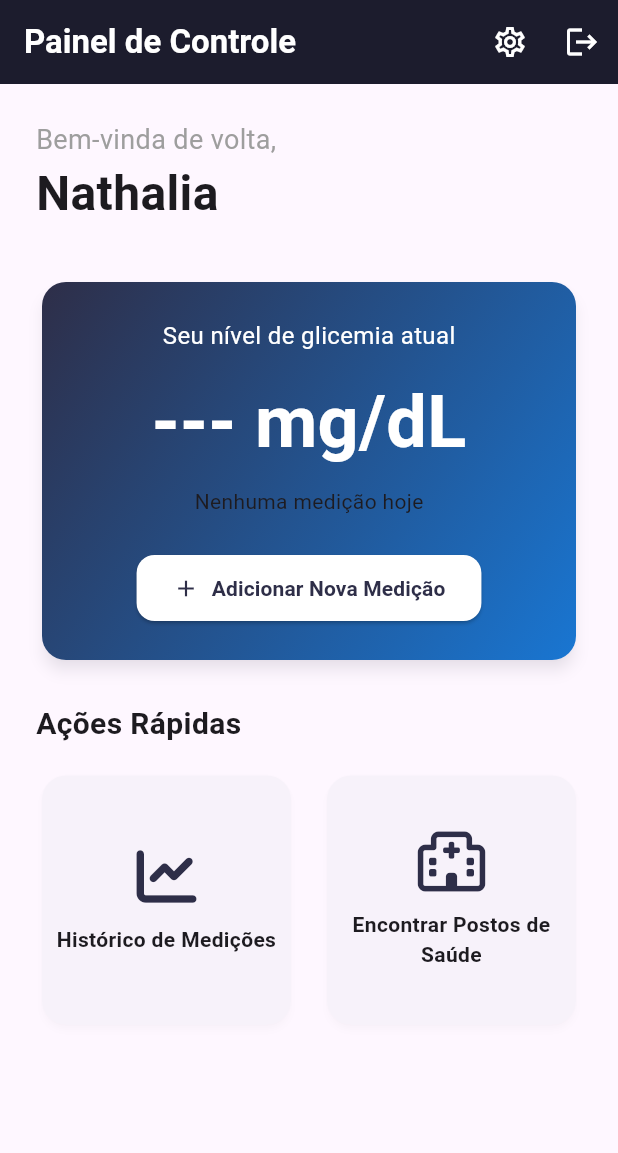
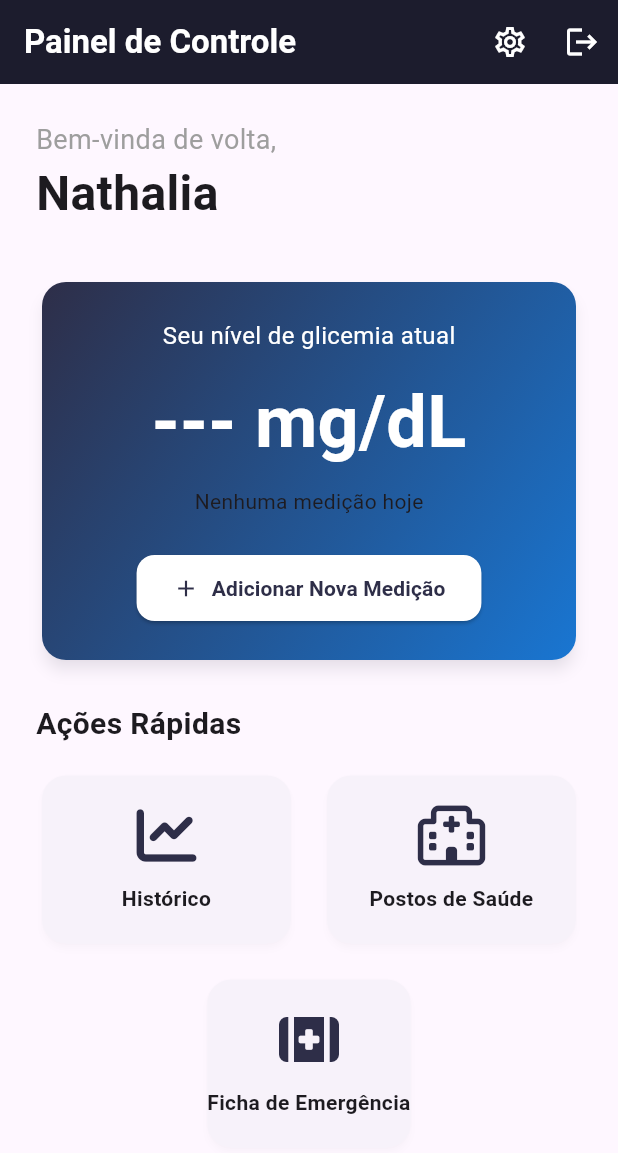
Before and after one commit to TRKL444/CardioRoad, a Flutter app: the HomeScreen screen opened directly, on a phone screen of 412 x 824 dp. Shown: the top 1153 px of the screen. Run offline on Flutter 3.47's test engine with Material 3 defaults, Android fonts, the phone set to English and light mode, and no system bars; our stand-ins replace fl_chart, font_awesome_flutter, geolocator, mask_text_input_formatter; missing offline and left inert: cpf_cnpj_validator; Roboto replaces fonts that are missing (Poppins).

Commit message:
Feat: Add telas de fichas medicas para o cliente

```diff
--- a/lib/page/telaPrincipal.dart
+++ b/lib/page/telaPrincipal.dart
@@ -4,7 +4,8 @@ import 'package:cardioroad/page/pageLogin.dart';
 
 // Importamos as telas necessárias
 import 'package:cardioroad/features/history/history_screen.dart';
-import 'package:cardioroad/features/settings/settings_screen.dart'; // IMPORTAÇÃO DA NOVA TELA
+import 'package:cardioroad/features/settings/settings_screen.dart';
+import 'package:cardioroad/features/emergency/emergency_screen.dart'; // IMPORTAÇÃO DA NOVA TELA
 import 'package:font_awesome_flutter/font_awesome_flutter.dart';
 import 'package:geolocator/geolocator.dart';
 import 'package:url_launcher/url_launcher.dart';
@@ -123,7 +124,6 @@ class _HomeScreenState extends State<HomeScreen> {
         title: const Text('Painel de Controle', style: TextStyle(color: AppColors.white, fontWeight: FontWeight.bold)),
         iconTheme: const IconThemeData(color: AppColors.white),
         actions: [
-          // ÍCONE DE CONFIGURAÇÕES ADICIONADO AQUI
           IconButton(
             icon: const Icon(Icons.settings_outlined),
             tooltip: 'Configurações',
@@ -210,30 +210,46 @@ class _HomeScreenState extends State<HomeScreen> {
   }
 
   Widget _buildQuickActionsTitle() {
-    return  Text('Ações Rápidas', style: TextStyle(color: AppColors.darkText, fontSize: 20, fontWeight: FontWeight.bold));
+    return Text('Ações Rápidas', style: TextStyle(color: AppColors.darkText, fontSize: 20, fontWeight: FontWeight.bold));
   }
 
+  // WIDGET DE AÇÕES RÁPIDAS ATUALIZADO
   Widget _buildActionButtons() {
-    return GridView.count(
-      crossAxisCount: 2,
-      shrinkWrap: true,
-      physics: const NeverScrollableScrollPhysics(),
-      crossAxisSpacing: 16,
-      mainAxisSpacing: 16,
+    return Column(
       children: [
-        _buildActionButton(
+        Row(
+          children: [
+            Expanded(
+              child: _buildActionButton(
                 icon: FontAwesomeIcons.chartLine,
-          label: 'Histórico de Medições',
+                label: 'Histórico',
                 onTap: () {
                   Navigator.of(context).push(
-              MaterialPageRoute(builder: (context) => HistoryScreen()),
+                    MaterialPageRoute(builder: (context) => const HistoryScreen()),
                   );
                 },
               ),
+            ),
+            const SizedBox(width: 16),
+            Expanded(
+              child: _buildActionButton(
+                icon: FontAwesomeIcons.hospital,
+                label: 'Postos de Saúde',
+                onTap: _openGoogleMapsSearch,
+              ),
+            ),
+          ],
+        ),
+        const SizedBox(height: 16),
+        // BOTÃO DE EMERGÊNCIA ADICIONADO AQUI
         _buildActionButton(
-          icon: FontAwesomeIcons.hospital,
-          label: 'Encontrar Postos de Saúde',
-          onTap: _openGoogleMapsSearch,
+          icon: FontAwesomeIcons.kitMedical,
+          label: 'Ficha de Emergência',
+          onTap: () {
+            Navigator.of(context).push(
+              MaterialPageRoute(builder: (context) => EmergencyScreen()),
+            );
+          },
         ),
       ],
     );
@@ -247,13 +263,16 @@ class _HomeScreenState extends State<HomeScreen> {
         elevation: 2,
         shadowColor: Colors.black.withOpacity(0.1),
         shape: RoundedRectangleBorder(borderRadius: BorderRadius.circular(16)),
+        child: Padding(
+          padding: const EdgeInsets.symmetric(vertical: 20),
           child: Column(
             mainAxisAlignment: MainAxisAlignment.center,
             children: [
               FaIcon(icon, size: 40, color: AppColors.primary),
               const SizedBox(height: 12),
-            Text(label, textAlign: TextAlign.center, style:  TextStyle(color: AppColors.darkText, fontWeight: FontWeight.w600)),
+              Text(label, textAlign: TextAlign.center, style: TextStyle(color: AppColors.darkText, fontWeight: FontWeight.w600)),
             ],
+          ),
         ),
       ),
     );
```
Also changed, not shown: lib/features/emergency/emergency_screen.dart (added, +55 -0 lines), lib/features/emergency/models/emergency_contact.dart (added, +11 -0 lines), lib/features/emergency/widgets/contact_card.dart (added, +49 -0 lines), lib/features/emergency/widgets/medical_id_card.dart (added, +48 -0 lines). Lines whose indentation alone changed are shown as unchanged.
